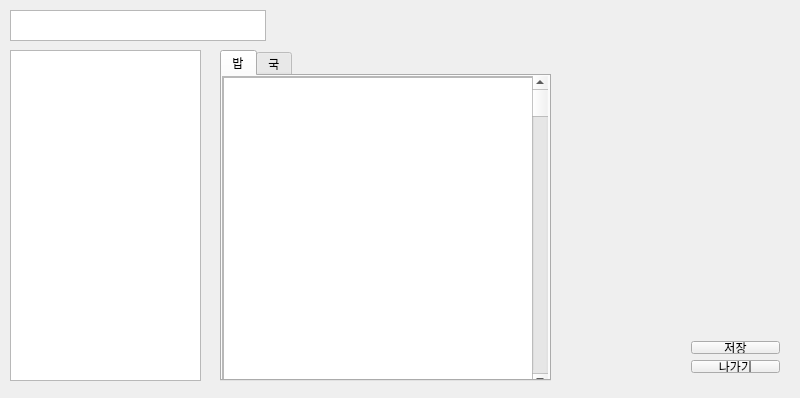
newstone/MomsCook, file ContentsClass.ui: the form before one commit.
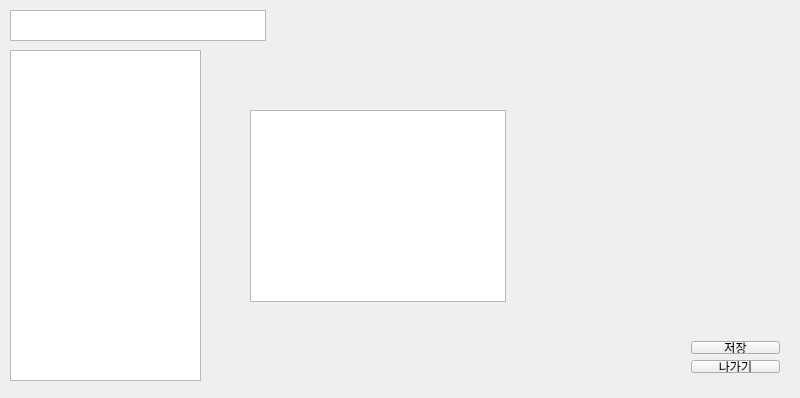
The form after the commit.

```diff
--- a/ContentsClass.ui
+++ b/ContentsClass.ui
@@ -49,121 +49,6 @@
     </item>
    </layout>
   </widget>
-  <widget class="QTabWidget" name="tabWidget">
-   <property name="geometry">
-    <rect>
-     <x>220</x>
-     <y>50</y>
-     <width>331</width>
-     <height>331</height>
-    </rect>
-   </property>
-   <property name="currentIndex">
-    <number>0</number>
-   </property>
-   <widget class="QWidget" name="tab_1">
-    <attribute name="title">
-     <string>밥</string>
-    </attribute>
-    <widget class="QScrollArea" name="scrollArea">
-     <property name="geometry">
-      <rect>
-       <x>0</x>
-       <y>0</y>
-       <width>311</width>
-       <height>311</height>
-      </rect>
-     </property>
-     <property name="widgetResizable">
-      <bool>true</bool>
-     </property>
-     <widget class="QWidget" name="scrollAreaWidgetContents">
-      <property name="geometry">
-       <rect>
-        <x>0</x>
-        <y>0</y>
-        <width>309</width>
-        <height>309</height>
-       </rect>
-      </property>
-      <widget class="QListView" name="listView">
-       <property name="geometry">
-        <rect>
-         <x>0</x>
-         <y>0</y>
-         <width>311</width>
-         <height>311</height>
-        </rect>
-       </property>
-      </widget>
-     </widget>
-    </widget>
-    <widget class="QScrollBar" name="verticalScrollBar">
-     <property name="geometry">
-      <rect>
-       <x>310</x>
-       <y>0</y>
-       <width>16</width>
-       <height>311</height>
-      </rect>
-     </property>
-     <property name="orientation">
-      <enum>Qt::Vertical</enum>
-     </property>
-    </widget>
-   </widget>
-   <widget class="QWidget" name="tab_2">
-    <attribute name="title">
-     <string>국</string>
-    </attribute>
-    <widget class="QScrollArea" name="scrollArea_2">
-     <property name="geometry">
-      <rect>
-       <x>0</x>
-       <y>0</y>
-       <width>311</width>
-       <height>311</height>
-      </rect>
-     </property>
-     <property name="widgetResizable">
-      <bool>true</bool>
-     </property>
-     <widget class="QWidget" name="scrollAreaWidgetContents_2">
-      <property name="geometry">
-       <rect>
-        <x>0</x>
-        <y>0</y>
-        <width>309</width>
-        <height>309</height>
-       </rect>
-      </property>
-      <widget class="QListView" name="listView_2">
-       <property name="geometry">
-        <rect>
-         <x>0</x>
-         <y>0</y>
-         <width>331</width>
-         <height>311</height>
-        </rect>
-       </property>
-      </widget>
-     </widget>
-    </widget>
-    <widget class="QScrollBar" name="verticalScrollBar_2">
-     <property name="geometry">
-      <rect>
-       <x>310</x>
-       <y>0</y>
-       <width>16</width>
-       <height>311</height>
-      </rect>
-     </property>
-     <property name="orientation">
-      <enum>Qt::Vertical</enum>
-     </property>
-    </widget>
-   </widget>
-  </widget>
   <widget class="QTextBrowser" name="dateTextBrowser">
    <property name="geometry">
     <rect>
@@ -174,6 +59,16 @@
     </rect>
    </property>
   </widget>
+  <widget class="QListWidget" name="listWidget">
+   <property name="geometry">
+    <rect>
+     <x>250</x>
+     <y>110</y>
+     <width>256</width>
+     <height>192</height>
+    </rect>
+   </property>
+  </widget>
  </widget>
  <layoutdefault spacing="6" margin="11"/>
  <resources/>
```
Left out of the diff: 24 changed lines with no effect on the pictures.
